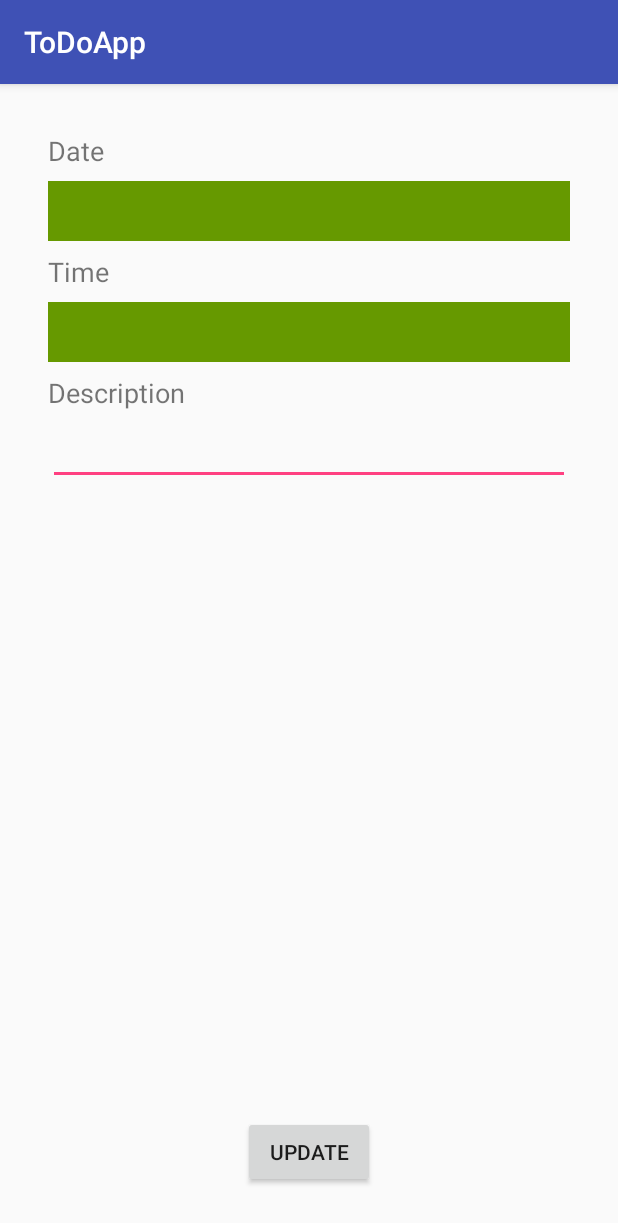
After one commit to pushpa66/ToDoApp, an Android app: the EditActivity screen opened directly, with no data from a screen before it, on a phone screen of 412 x 824 dp. The commit adds this screen. Shown: the top 1223 px of the screen. Run offline under Robolectric (Android 15) with nearby library versions, the phone set to English and light mode, and no system bars.

Commit message:
try to add edit delete functionality

```diff
--- a/app/src/main/AndroidManifest.xml
+++ b/app/src/main/AndroidManifest.xml
@@ -17,7 +17,8 @@
             </intent-filter>
         </activity>
         <activity android:name=".ItemActivity" />
-        <activity android:name=".AddEditActivity"></activity>
+        <activity android:name=".AddActivity" />
+        <activity android:name=".EditActivity"></activity>
     </application>
 
 </manifest>
--- /dev/null
+++ b/app/src/main/java/com/example/pushpe/todoapp/EditActivity.java
@@ -0,0 +1,62 @@
+package com.example.pushpe.todoapp;
+
+import android.content.Intent;
+import android.support.v7.app.AppCompatActivity;
+import android.os.Bundle;
+import android.view.View;
+import android.widget.Button;
+import android.widget.EditText;
+import android.widget.TextView;
+
+import com.example.pushpe.todoapp.Database.DatabaseHelper;
+import com.example.pushpe.todoapp.Database.ToDo;
+import com.example.pushpe.todoapp.Other.SetDateFromDB;
+import com.example.pushpe.todoapp.Other.SetTimeFromDB;
+
+public class EditActivity extends AppCompatActivity {
+
+    private TextView date, time;
+    private EditText description;
+    private DatabaseHelper dbHelper;
+    @Override
+    protected void onCreate(Bundle savedInstanceState) {
+        super.onCreate(savedInstanceState);
+        setContentView(R.layout.activity_edit);
+
+        Intent intent = getIntent();
+        String strDescription = intent.getStringExtra("DESCRIPTION");
+        String strDateTime = intent.getStringExtra("DATE_TIME");
+        long id = intent.getLongExtra("ID", 0);
+
+        int year = 2018;
+        int month = 1;
+        int day = 1;
+
+        int hour = 1;
+        int minute = 1;
+
+        date = findViewById(R.id.txtViewDate);
+        time = findViewById(R.id.txtViewTime);
+        description = findViewById(R.id.editTextDescription);
+        description.setText(strDateTime);
+
+        Button addToDo = findViewById(R.id.btnAddToDo);
+
+        SetTimeFromDB fromTime = new SetTimeFromDB(time, this, hour, minute);
+        SetDateFromDB fromDate = new SetDateFromDB(date, this, year, month, day);
+
+        addToDo.setOnClickListener(new View.OnClickListener()
+        {
+            @Override
+            public void onClick(View v)
+            {
+                String timestamp = date.getText().toString() + "-" + time.getText().toString();
+                String strDescription = description.getText().toString();
+                ToDo toDo = new ToDo(strDescription,timestamp);
+
+                dbHelper = new DatabaseHelper(EditActivity.this);
+                long id = dbHelper.insertToDo(toDo);
+            }
+        });
+    }
+}
--- /dev/null
+++ b/app/src/main/java/com/example/pushpe/todoapp/Other/SetDateFromDB.java
@@ -0,0 +1,48 @@
+package com.example.pushpe.todoapp.Other;
+
+import android.app.DatePickerDialog;
+import android.content.Context;
+import android.view.View;
+import android.widget.DatePicker;
+import android.widget.TextView;
+
+public class SetDateFromDB implements View.OnClickListener, DatePickerDialog.OnDateSetListener {
+
+    private TextView textView;
+    private Context ctx;
+    private int year, month, day;
+
+    public SetDateFromDB(TextView textView, Context ctx, int year, int month, int day){
+        this.textView = textView;
+        this.textView.setOnClickListener(this);
+        this.ctx = ctx;
+        this.year = year;
+        this.month = month;
+        this.day = day;
+
+    }
+
+    @Override
+    public void onClick (View v) {
+        new DatePickerDialog(ctx, this, year, month, day).show();
+    }
+
+    @Override
+    public void onDateSet(DatePicker view, int year, int month, int day) {
+        String strMonth;
+        String strDay;
+
+        if (month < 10){
+            strMonth = "0" + month;
+        } else {
+            strMonth = "" + month;
+        }
+
+        if (day < 10){
+            strDay = "0" + day;
+        } else {
+            strDay = "" + day;
+        }
+        this.textView.setText( year + "/" + strMonth + "/" + strDay );
+    }
+}
--- /dev/null
+++ b/app/src/main/java/com/example/pushpe/todoapp/Other/SetTimeFromDB.java
@@ -0,0 +1,59 @@
+package com.example.pushpe.todoapp.Other;
+
+import android.app.TimePickerDialog;
+import android.content.Context;
+import android.view.View;
+import android.widget.TextView;
+import android.widget.TimePicker;
+
+
+/**
+ * Created by pushpe on 5/19/18.
+ */
+
+public class SetTimeFromDB implements View.OnClickListener, TimePickerDialog.OnTimeSetListener {
+
+    private TextView textView;
+    private Context ctx;
+    private int hour, minute;
+
+    public SetTimeFromDB(TextView textView, Context ctx, int hour, int minute){
+        this.textView = textView;
+        this.textView.setOnClickListener(this);
+        this.ctx = ctx;
+        this.hour = hour;
+        this.minute = minute;
+    }
+
+
+    @Override
+    public void onClick (View v) {
+        new TimePickerDialog(ctx, this, hour, minute, false).show();
+    }
+
+    @Override
+    public void onTimeSet(TimePicker view, int hourOfDay, int minute) {
+        // TODO Auto-generated method stub
+        String suffix = "AM";
+        String strHour;
+        String strMinute;
+
+        if (hourOfDay >= 12 ){
+            hourOfDay = hourOfDay - 12;
+            suffix = "PM";
+        }
+
+        if (hourOfDay < 10){
+            strHour = "0" + hourOfDay;
+        } else {
+            strHour = "" + hourOfDay;
+        }
+
+        if (minute < 10){
+            strMinute = "0" + minute;
+        } else {
+            strMinute = "" + minute;
+        }
+        this.textView.setText( strHour + ":" + strMinute + " " + suffix);
+    }
+}
--- /dev/null
+++ b/app/src/main/res/layout/activity_edit.xml
@@ -0,0 +1,86 @@
+<?xml version="1.0" encoding="utf-8"?>
+<android.support.constraint.ConstraintLayout xmlns:android="http://schemas.android.com/apk/res/android"
+    xmlns:app="http://schemas.android.com/apk/res-auto"
+    xmlns:tools="http://schemas.android.com/tools"
+    android:layout_width="match_parent"
+    android:layout_height="match_parent"
+    tools:context="com.example.pushpe.todoapp.EditActivity">
+
+    <TextView
+        android:id="@+id/textView"
+        android:layout_width="wrap_content"
+        android:layout_height="wrap_content"
+        android:layout_marginStart="32dp"
+        android:layout_marginTop="32dp"
+        android:text="@string/textViewDate"
+        android:textSize="18sp"
+        app:layout_constraintStart_toStartOf="parent"
+        app:layout_constraintTop_toTopOf="parent" />
+
+    <TextView
+        android:id="@+id/textView2"
+        android:layout_width="wrap_content"
+        android:layout_height="wrap_content"
+        android:layout_marginTop="8dp"
+        android:text="@string/textViewTime"
+        android:textSize="18sp"
+        app:layout_constraintStart_toStartOf="@+id/txtViewDate"
+        app:layout_constraintTop_toBottomOf="@+id/txtViewDate" />
+
+    <TextView
+        android:id="@+id/textView3"
+        android:layout_width="wrap_content"
+        android:layout_height="wrap_content"
+        android:layout_marginTop="8dp"
+        android:text="@string/textViewDescription"
+        android:textSize="18sp"
+        app:layout_constraintStart_toStartOf="@+id/txtViewTime"
+        app:layout_constraintTop_toBottomOf="@+id/txtViewTime" />
+
+    <EditText
+        android:id="@+id/editTextDescription"
+        android:layout_width="0dp"
+        android:layout_height="wrap_content"
+        android:layout_marginEnd="32dp"
+        android:layout_marginTop="4dp"
+        android:ems="10"
+        android:inputType="text"
+        app:layout_constraintEnd_toEndOf="parent"
+        app:layout_constraintStart_toStartOf="@+id/textView3"
+        app:layout_constraintTop_toBottomOf="@+id/textView3" />
+
+    <Button
+        android:id="@+id/btnAddToDo"
+        android:layout_width="wrap_content"
+        android:layout_height="wrap_content"
+        android:layout_marginBottom="32dp"
+        android:layout_marginEnd="8dp"
+        android:layout_marginStart="8dp"
+        android:text="@string/btnUpdate"
+        app:layout_constraintBottom_toBottomOf="parent"
+        app:layout_constraintEnd_toEndOf="parent"
+        app:layout_constraintStart_toStartOf="parent" />
+
+    <TextView
+        android:id="@+id/txtViewDate"
+        android:layout_width="0dp"
+        android:layout_height="40dp"
+        android:layout_marginEnd="32dp"
+        android:layout_marginTop="8dp"
+        android:background="@android:color/holo_green_dark"
+        android:textSize="18sp"
+        app:layout_constraintEnd_toEndOf="parent"
+        app:layout_constraintStart_toStartOf="@+id/textView"
+        app:layout_constraintTop_toBottomOf="@+id/textView" />
+
+    <TextView
+        android:id="@+id/txtViewTime"
+        android:layout_width="0dp"
+        android:layout_height="40dp"
+        android:layout_marginTop="8dp"
+        android:background="@android:color/holo_green_dark"
+        android:textSize="18sp"
+        app:layout_constraintEnd_toEndOf="@+id/txtViewDate"
+        app:layout_constraintStart_toStartOf="@+id/textView2"
+        app:layout_constraintTop_toBottomOf="@+id/textView2" />
+</android.support.constraint.ConstraintLayout>
--- a/app/src/main/res/layout/activity_main.xml
+++ b/app/src/main/res/layout/activity_main.xml
@@ -17,14 +17,14 @@
         android:layout_marginTop="2dp"
         android:background="@android:color/holo_blue_bright"
         android:scrollbars="vertical"
-        app:layout_constraintBottom_toTopOf="@+id/buttonAdd"
+        app:layout_constraintBottom_toTopOf="@+id/btnAddToDo"
         app:layout_constraintEnd_toEndOf="parent"
         app:layout_constraintHorizontal_bias="0.0"
         app:layout_constraintStart_toStartOf="parent"
         app:layout_constraintTop_toTopOf="parent" />
 
     <Button
-        android:id="@+id/buttonAdd"
+        android:id="@+id/btnAddToDo"
         android:layout_width="80dp"
         android:layout_height="40dp"
         android:text="@string/btnAdd"
--- a/app/src/main/res/values/strings.xml
+++ b/app/src/main/res/values/strings.xml
@@ -6,5 +6,10 @@
 
     <string name="btnDelete">Delete</string>
     <string name="btnEdit">Edit</string>
+    <string name="btnUpdate">Update</string>
     <string name="btnAdd">Add</string>
+
+    <string name="textViewTime">Time</string>
+    <string name="textViewDate">Date</string>
+    <string name="textViewDescription">Description</string>
 </resources>
```
Also changed, not shown: app/src/main/java/com/example/pushpe/todoapp/AddActivity.java (added, +50 -0 lines), app/src/main/java/com/example/pushpe/todoapp/AddEditActivity.java (deleted, +0 -13 lines), app/src/main/java/com/example/pushpe/todoapp/CustomItemAdapter.java (+22 -9 lines), app/src/main/java/com/example/pushpe/todoapp/Database/ToDo.java (+9 -3 lines), app/src/main/java/com/example/pushpe/todoapp/MainActivity.java (+22 -3 lines), app/src/main/java/com/example/pushpe/todoapp/Other/SetDate.java (added, +54 -0 lines), app/src/main/java/com/example/pushpe/todoapp/Other/SetTime.java (added, +58 -0 lines), app/src/main/res/layout/activity_add.xml (added, +87 -0 lines), app/src/main/res/layout/activity_add_edit.xml (deleted, +0 -9 lines), app/src/main/res/layout/activity_item.xml (+5 -7 lines).
